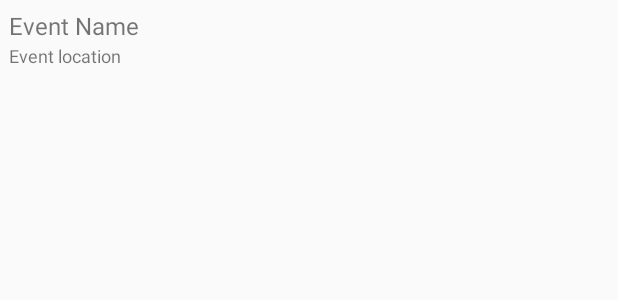
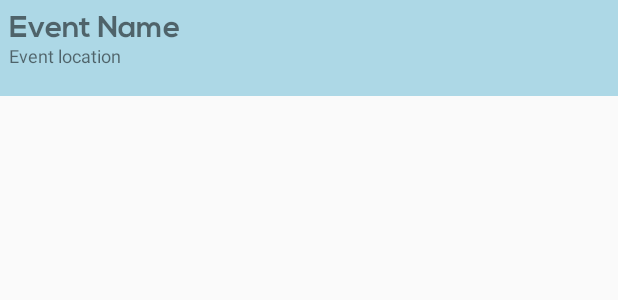
Before and after one commit to JhopatSantiago/SayPresent, an Android app: the layout events_list.xml on its own in the app's theme, with its tools: preview values and no code run, on a phone screen of 412 x 824 dp. Shown: the top 300 px of the screen. Run offline under Robolectric (Android 15) with nearby library versions, the phone set to English and light mode, and no system bars.

Commit message:
UPDATE: Change of Font

```diff
--- a/app/src/main/res/layout/activity_event_detail.xml
+++ b/app/src/main/res/layout/activity_event_detail.xml
@@ -12,11 +12,11 @@
         android:layout_width="400dp"
         android:layout_height="49dp"
         android:layout_marginTop="16dp"
-        android:fontFamily="@font/montserrat_regular"
+        android:fontFamily="@font/nexa_bold"
         android:text="EVENTS"
         android:textAlignment="center"
         android:textColor="#ffffff"
-        android:textSize="40dp"
+        android:textSize="50dp"
         app:layout_constraintBottom_toTopOf="@+id/recyclerView"
         app:layout_constraintEnd_toEndOf="parent"
         app:layout_constraintHorizontal_bias="0.115"
--- a/app/src/main/res/layout/events_list.xml
+++ b/app/src/main/res/layout/events_list.xml
@@ -1,7 +1,8 @@
 <RelativeLayout xmlns:android="http://schemas.android.com/apk/res/android"
     android:layout_width="fill_parent"
     android:layout_height="?android:attr/listPreferredItemHeight"
-    android:padding="6dip">
+    android:padding="6dip"
+    android:background="#add8e6">
 
 
     <TextView
@@ -14,7 +15,8 @@
         android:layout_alignParentRight="true"
         android:gravity="center_vertical"
         android:text="Event Name"
-        android:textSize="16sp" />
+        android:fontFamily="@font/nexa_bold"
+        android:textSize="20dp" />
 
     <TextView
         android:id="@+id/event_location"
```
